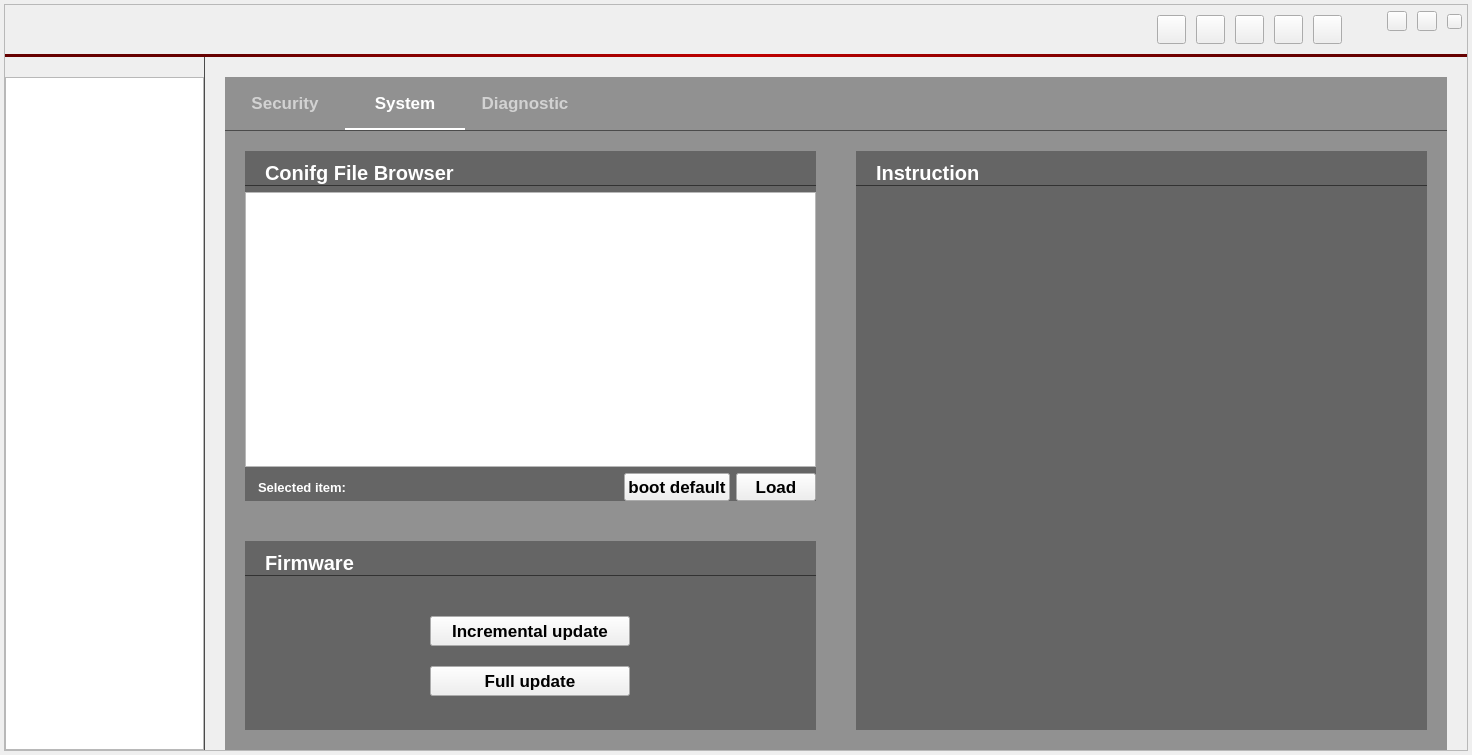
Above: widget.ui from tupers/camera-client before the change. Below: the same form after it.
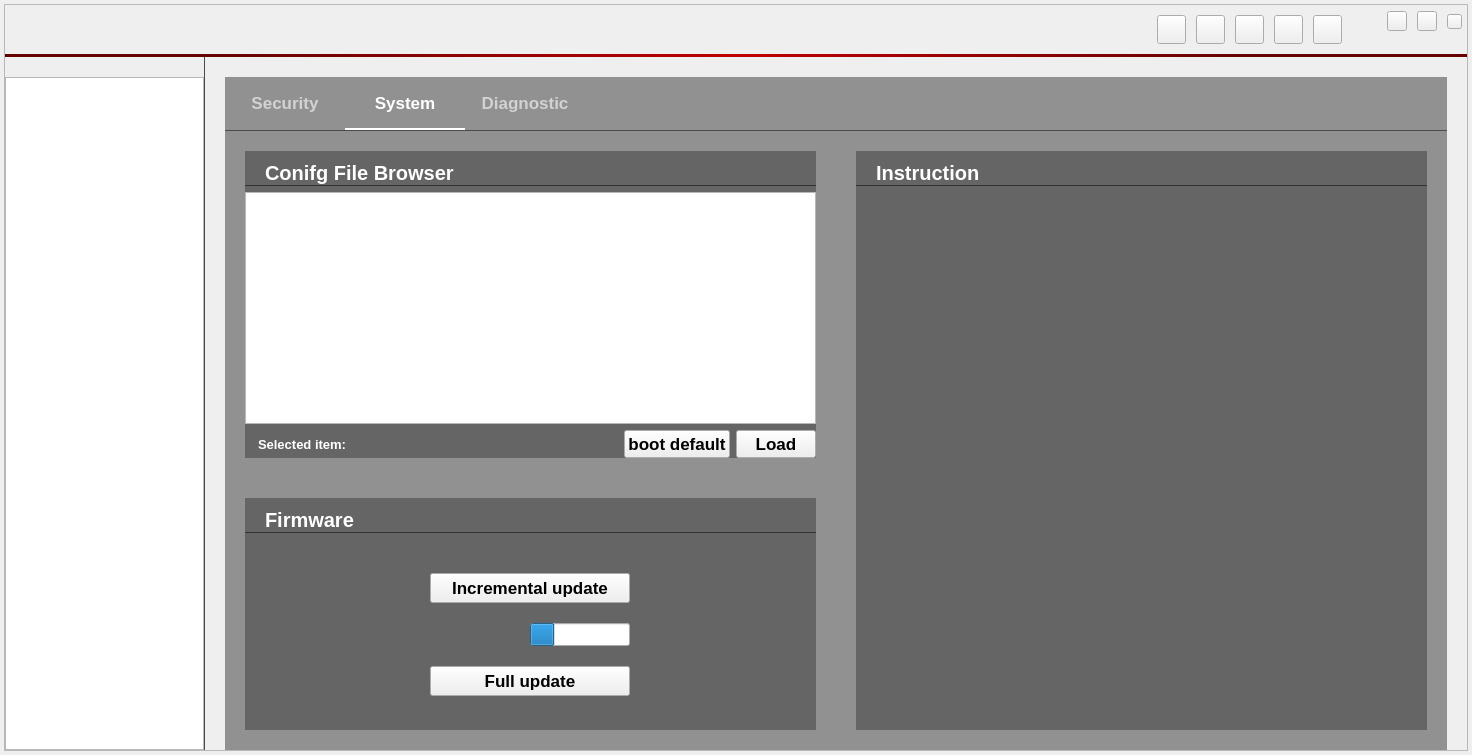
That is the form after the change. The open tabs and pages were chosen to show the change. Icons and pictures are not drawn. Custom widgets are drawn as their Qt base class.

```diff
--- a/widget.ui
+++ b/widget.ui
@@ -1188,7 +1188,7 @@
 </string>
                   </property>
                   <property name="currentIndex">
-                   <number>2</number>
+                   <number>1</number>
                   </property>
                   <widget class="QWidget" name="subtab_Light">
                    <property name="styleSheet">
@@ -1532,7 +1532,7 @@
                        <enum>QTabWidget::West</enum>
                       </property>
                       <property name="currentIndex">
-                       <number>3</number>
+                       <number>0</number>
                       </property>
                       <widget class="QWidget" name="camera_settingNormal">
                        <attribute name="title">
@@ -2165,7 +2165,7 @@
                            <enum>QTabWidget::North</enum>
                           </property>
                           <property name="currentIndex">
-                           <number>1</number>
+                           <number>0</number>
                           </property>
                           <widget class="QWidget" name="camera_2A_AE">
                            <attribute name="title">
@@ -4475,7 +4475,7 @@
 </string>
                   </property>
                   <property name="currentIndex">
-                   <number>2</number>
+                   <number>1</number>
                   </property>
                   <widget class="QWidget" name="subtab_Security">
                    <property name="styleSheet">
@@ -4629,12 +4629,16 @@
 padding-left:15px;
 margin-top:10px
 }
-#system_configuilabel,#system_configcurrentlabel
+#system_configuilabel,#system_configcurrentlabel,#system_firmwareNameLabel
 {
 	color:white;
 border-color:rgba(50,50,50,255);
 font:bold 10pt Arial;
 padding-left:10px;
+}
+#system_firmwareProgressBar{
+color:white;
+font:bold 10pt Arial;
 }</string>
                    </property>
                    <attribute name="title">
@@ -4821,13 +4825,6 @@
                            <property name="verticalSpacing">
                             <number>20</number>
                            </property>
-                           <item row="0" column="0">
-                            <widget class="QLabel" name="system_paddinglabel1">
-                             <property name="text">
-                              <string/>
-                             </property>
-                            </widget>
-                           </item>
                            <item row="1" column="0">
                             <widget class="QPushButton" name="system_firmwareupdateButton">
                              <property name="sizePolicy">
@@ -4856,7 +4853,7 @@
                              </property>
                             </widget>
                            </item>
-                           <item row="2" column="0">
+                           <item row="5" column="0">
                             <widget class="QPushButton" name="system_firmwarefullupdateButton">
                              <property name="sizePolicy">
                               <sizepolicy hsizetype="Fixed" vsizetype="Fixed">
@@ -4881,13 +4878,50 @@
                              </property>
                             </widget>
                            </item>
-                           <item row="3" column="0">
+                           <item row="0" column="0">
+                            <widget class="QLabel" name="system_paddinglabel1">
+                             <property name="text">
+                              <string/>
+                             </property>
+                            </widget>
+                           </item>
+                           <item row="6" column="0">
                             <widget class="QLabel" name="system_paddinglabel2">
                              <property name="text">
                               <string/>
                              </property>
                             </widget>
                            </item>
+                           <item row="2" column="0">
+                            <layout class="QHBoxLayout" name="system_firmwareInfoLayout">
+                             <property name="spacing">
+                              <number>0</number>
+                             </property>
+                             <item>
+                              <widget class="QLabel" name="system_firmwareNameLabel">
+                               <property name="text">
+                                <string/>
+                               </property>
+                              </widget>
+                             </item>
+                             <item>
+                              <widget class="QProgressBar" name="system_firmwareProgressBar">
+                               <property name="sizePolicy">
+                                <sizepolicy hsizetype="Preferred" vsizetype="Fixed">
+                                 <horstretch>0</horstretch>
+                                 <verstretch>0</verstretch>
+                                </sizepolicy>
+                               </property>
+                               <property name="value">
+                                <number>24</number>
+                               </property>
+                               <property name="invertedAppearance">
+                                <bool>false</bool>
+                               </property>
+                              </widget>
+                             </item>
+                            </layout>
+                           </item>
                           </layout>
                          </item>
                         </layout>
```
